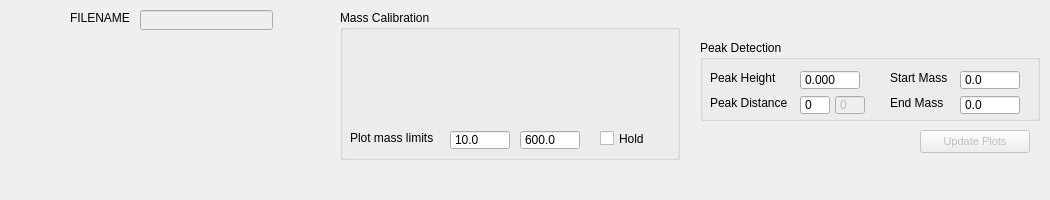
Above: src/gui/analysis_qt.ui from odile9999/asan before the change. Below: the same form after it.
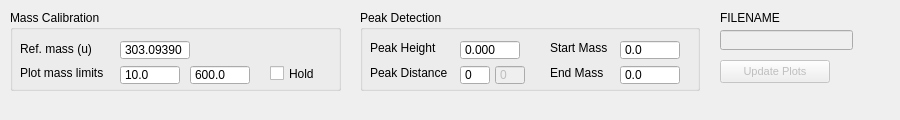
That is the form after the change.

Diff of the .ui file:
```diff
--- a/src/gui/analysis_qt.ui
+++ b/src/gui/analysis_qt.ui
@@ -6,14 +6,14 @@
    <rect>
     <x>0</x>
     <y>0</y>
-    <width>1050</width>
-    <height>200</height>
+    <width>900</width>
+    <height>120</height>
    </rect>
   </property>
   <property name="minimumSize">
    <size>
-    <width>1050</width>
-    <height>200</height>
+    <width>900</width>
+    <height>120</height>
    </size>
   </property>
   <property name="maximumSize">
@@ -29,10 +29,10 @@
    <widget class="QGroupBox" name="groupBox_Mass">
     <property name="geometry">
      <rect>
-      <x>340</x>
+      <x>10</x>
       <y>10</y>
-      <width>340</width>
-      <height>150</height>
+      <width>331</width>
+      <height>81</height>
      </rect>
     </property>
     <property name="title">
@@ -42,7 +42,7 @@
      <property name="geometry">
       <rect>
        <x>10</x>
-       <y>120</y>
+       <y>55</y>
        <width>95</width>
        <height>16</height>
       </rect>
@@ -55,7 +55,7 @@
      <property name="geometry">
       <rect>
        <x>260</x>
-       <y>120</y>
+       <y>55</y>
        <width>70</width>
        <height>17</height>
       </rect>
@@ -68,7 +68,7 @@
      <property name="geometry">
       <rect>
        <x>110</x>
-       <y>120</y>
+       <y>55</y>
        <width>60</width>
        <height>20</height>
       </rect>
@@ -93,7 +93,7 @@
      <property name="geometry">
       <rect>
        <x>180</x>
-       <y>120</y>
+       <y>55</y>
        <width>60</width>
        <height>20</height>
       </rect>
@@ -114,12 +114,50 @@
       <double>600.000000000000000</double>
      </property>
     </widget>
+    <widget class="QLabel" name="label_RefMass">
+     <property name="geometry">
+      <rect>
+       <x>10</x>
+       <y>31</y>
+       <width>95</width>
+       <height>16</height>
+      </rect>
+     </property>
+     <property name="text">
+      <string>Ref. mass (u)</string>
+     </property>
+    </widget>
+    <widget class="QDoubleSpinBox" name="doubleSpinBox_RefMass">
+     <property name="geometry">
+      <rect>
+       <x>110</x>
+       <y>30</y>
+       <width>70</width>
+       <height>20</height>
+      </rect>
+     </property>
+     <property name="locale">
+      <locale language="English" country="UnitedStates"/>
+     </property>
+     <property name="buttonSymbols">
+      <enum>QAbstractSpinBox::NoButtons</enum>
+     </property>
+     <property name="decimals">
+      <number>5</number>
+     </property>
+     <property name="maximum">
+      <double>1000.000000000000000</double>
+     </property>
+     <property name="value">
+      <double>303.093900000000019</double>
+     </property>
+    </widget>
    </widget>
    <widget class="QGroupBox" name="groupBox_Peak">
     <property name="geometry">
      <rect>
-      <x>700</x>
-      <y>40</y>
+      <x>360</x>
+      <y>10</y>
       <width>340</width>
       <height>81</height>
      </rect>
@@ -299,8 +337,8 @@
     </property>
     <property name="geometry">
      <rect>
-      <x>920</x>
-      <y>130</y>
+      <x>720</x>
+      <y>60</y>
       <width>110</width>
       <height>23</height>
      </rect>
@@ -328,8 +366,8 @@
     </property>
     <property name="geometry">
      <rect>
-      <x>140</x>
-      <y>10</y>
+      <x>720</x>
+      <y>30</y>
       <width>133</width>
       <height>20</height>
      </rect>
@@ -355,7 +393,7 @@
    <widget class="QLabel" name="label_Filename">
     <property name="geometry">
      <rect>
-      <x>70</x>
+      <x>720</x>
       <y>10</y>
       <width>60</width>
       <height>16</height>
```
